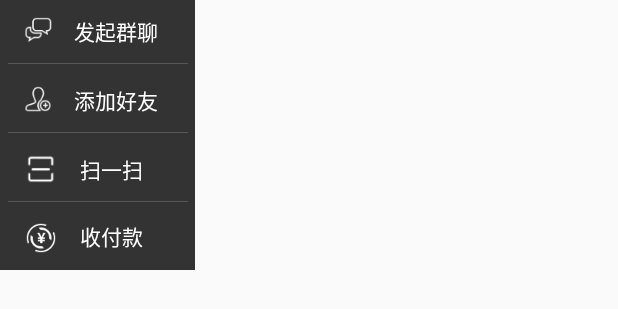
After one commit to Aplombs/Chattings, an Android app: the layout popup_window_layout_add.xml on its own in the app's theme, with its tools: preview values and no code run, on a phone screen of 412 x 824 dp. The commit adds this screen. Shown: the top 309 px of the screen. Run offline under Robolectric (Android 15) with nearby library versions, the phone set to English and light mode, and no system bars.

Commit message:
titleBar的popupWindow初始化

```diff
--- a/Chatting/src/main/java/com/chat/im/ui/MainActivity.java
+++ b/Chatting/src/main/java/com/chat/im/ui/MainActivity.java
@@ -1,11 +1,15 @@
 package com.chat.im.ui;
 
+import android.graphics.drawable.ColorDrawable;
 import android.support.v4.app.Fragment;
 import android.support.v4.app.FragmentPagerAdapter;
 import android.support.v4.view.ViewPager;
 import android.view.KeyEvent;
+import android.view.LayoutInflater;
 import android.view.View;
+import android.view.ViewGroup;
 import android.widget.ImageView;
+import android.widget.PopupWindow;
 import android.widget.TextView;
 
 import com.chat.im.R;
@@ -22,9 +26,10 @@ import java.util.List;
 
 public class MainActivity extends BaseActivity implements View.OnClickListener {
 
+    protected PopupWindow mPopupWindow;
     private ViewPager mViewPager;
     private ImageView mImage_tabMessage, mImage_tabContact, mImage_tabMe;
-    private View mLoading, mTip_me, mTabMessage, mTabContact, mTabMe;
+    private View mLoading, mTip_me, mTabMessage, mTabContact, mTabMe, mPopupView, mPopupWindowLocationView;
     private TextView mText_tabMessage, mText_tabContact, mText_tabMe, mNotRead_tabMessage, mNotRead_tabContact;
 
     @Override
@@ -33,6 +38,9 @@ public class MainActivity extends BaseActivity implements View.OnClickListener {
         mReturnView.setVisibility(View.GONE);
 
         mLoading = findViewById(R.id.title_bar_loading);
+
+        mPopupWindowLocationView = findViewById(R.id.popup_add_location);
+        mPopupView = LayoutInflater.from(this).inflate(R.layout.popup_window_layout_add, null);
 
         mTabMessage = findViewById(R.id.tab_message_main);
         mTabContact = findViewById(R.id.tab_contact_main);
@@ -50,6 +58,7 @@ public class MainActivity extends BaseActivity implements View.OnClickListener {
 
         mViewPager = (ViewPager) findViewById(R.id.viewpager_main);
 
+        mBt_Add.setOnClickListener(this);
         mTabMessage.setOnClickListener(this);
         mTabContact.setOnClickListener(this);
         mTabMe.setOnClickListener(this);
@@ -108,6 +117,9 @@ public class MainActivity extends BaseActivity implements View.OnClickListener {
     @Override
     public void onClick(View v) {
         switch (v.getId()) {
+            case R.id.title_bar_add:
+                showPopupWindow();
+                break;
             case R.id.tab_message_main:
                 selectTab(0);
                 break;
@@ -171,12 +183,33 @@ public class MainActivity extends BaseActivity implements View.OnClickListener {
         }
     }
 
+    private void showPopupWindow() {
+        if (mPopupWindow == null) {
+            mPopupWindow = new PopupWindow(mPopupView, ViewGroup.LayoutParams.WRAP_CONTENT, ViewGroup.LayoutParams.WRAP_CONTENT);
+            mPopupWindow.setFocusable(true);
+            mPopupWindow.setOutsideTouchable(true);
+            //如果不设置BackgroundDrawable的话setOutsideTouchable(true)方法无效,调用setOutsideTouchable(true)就必须调用setFocusable(true)
+            mPopupWindow.setBackgroundDrawable(new ColorDrawable(android.graphics.Color.TRANSPARENT));
+        }
+
+        if (mPopupWindow.isShowing()) {
+            mPopupWindow.dismiss();
+        } else {
+            mPopupWindow.showAsDropDown(mPopupWindowLocationView);
+        }
+    }
+
     @Override
     public boolean onKeyDown(int keyCode, KeyEvent event) {
-        if (keyCode == KeyEvent.KEYCODE_BACK) {
-            moveTaskToBack(false);
+        if (mPopupWindow != null && mPopupWindow.isShowing()) {
+            mPopupWindow.dismiss();
             return true;
+        } else {
+            if (keyCode == KeyEvent.KEYCODE_BACK) {
+                moveTaskToBack(false);
+                return true;
+            }
+            return super.onKeyDown(keyCode, event);
         }
-        return super.onKeyDown(keyCode, event);
     }
 }
--- /dev/null
+++ b/Chatting/src/main/res/drawable/btn_click.xml
@@ -0,0 +1,6 @@
+<?xml version="1.0" encoding="utf-8"?>
+<selector xmlns:android="http://schemas.android.com/apk/res/android">
+
+    <item android:drawable="@drawable/btn_click_press" android:state_pressed="true" />
+
+</selector>
--- /dev/null
+++ b/Chatting/src/main/res/drawable/btn_click_press.xml
@@ -0,0 +1,7 @@
+<?xml version="1.0" encoding="utf-8"?>
+<shape xmlns:android="http://schemas.android.com/apk/res/android"
+    android:shape="rectangle">
+
+    <solid android:color="#33ffffff"/>
+
+</shape>
--- a/Chatting/src/main/res/layout/activity_main.xml
+++ b/Chatting/src/main/res/layout/activity_main.xml
@@ -1,8 +1,7 @@
 <?xml version="1.0" encoding="utf-8"?>
 <RelativeLayout xmlns:android="http://schemas.android.com/apk/res/android"
     android:layout_width="match_parent"
-    android:layout_height="match_parent"
-    android:orientation="vertical">
+    android:layout_height="match_parent">
 
     <include layout="@layout/title_bar" />
 
--- /dev/null
+++ b/Chatting/src/main/res/layout/popup_window_layout_add.xml
@@ -0,0 +1,154 @@
+<?xml version="1.0" encoding="utf-8"?>
+<LinearLayout xmlns:android="http://schemas.android.com/apk/res/android"
+    xmlns:tools="http://schemas.android.com/tools"
+    android:layout_width="wrap_content"
+    android:layout_height="wrap_content"
+    android:background="@color/popup_bg"
+    android:orientation="vertical">
+
+    <!--发起群聊-->
+    <LinearLayout
+        android:layout_width="130dp"
+        android:layout_height="42dp"
+        android:background="@drawable/btn_click"
+        android:gravity="center_vertical"
+        android:orientation="vertical">
+
+        <LinearLayout
+            android:layout_width="wrap_content"
+            android:layout_height="wrap_content"
+            android:orientation="horizontal">
+
+            <ImageView
+                android:layout_width="20dp"
+                android:layout_height="20dp"
+                android:layout_marginStart="15dp"
+                android:src="@drawable/popup_group_chat" />
+
+            <TextView
+                android:layout_width="wrap_content"
+                android:layout_height="wrap_content"
+                android:layout_marginStart="14dp"
+                android:text="发起群聊"
+                android:textColor="@color/white"
+                tools:ignore="HardcodedText" />
+
+        </LinearLayout>
+
+    </LinearLayout>
+
+    <View
+        android:layout_width="120dp"
+        android:layout_height="0.5dp"
+        android:layout_marginStart="5dp"
+        android:background="@color/popupWindowDivide" />
+
+    <!--添加好友-->
+    <LinearLayout
+        android:layout_width="130dp"
+        android:layout_height="42dp"
+        android:layout_marginTop="3dp"
+        android:background="@drawable/btn_click"
+        android:gravity="center_vertical"
+        android:orientation="vertical">
+
+        <LinearLayout
+            android:layout_width="wrap_content"
+            android:layout_height="wrap_content"
+            android:orientation="horizontal">
+
+            <ImageView
+                android:layout_width="20dp"
+                android:layout_height="20dp"
+                android:layout_marginStart="15dp"
+                android:src="@drawable/popup_add_contacts" />
+
+            <TextView
+                android:layout_width="wrap_content"
+                android:layout_height="wrap_content"
+                android:layout_marginStart="14dp"
+                android:text="添加好友"
+                android:textColor="@color/white"
+                tools:ignore="HardcodedText" />
+
+        </LinearLayout>
+
+    </LinearLayout>
+
+    <View
+        android:layout_width="120dp"
+        android:layout_height="0.5dp"
+        android:layout_marginStart="5dp"
+        android:background="@color/popupWindowDivide" />
+
+    <!--扫一扫-->
+    <LinearLayout
+        android:layout_width="130dp"
+        android:layout_height="42dp"
+        android:layout_marginTop="3dp"
+        android:background="@drawable/btn_click"
+        android:gravity="center_vertical"
+        android:orientation="vertical">
+
+        <LinearLayout
+            android:layout_width="wrap_content"
+            android:layout_height="wrap_content"
+            android:orientation="horizontal">
+
+            <ImageView
+                android:layout_width="wrap_content"
+                android:layout_height="match_parent"
+                android:layout_marginStart="15dp"
+                android:src="@drawable/popup_scanner" />
+
+            <TextView
+                android:layout_width="wrap_content"
+                android:layout_height="wrap_content"
+                android:layout_marginStart="14dp"
+                android:text="扫一扫"
+                android:textColor="@color/white"
+                tools:ignore="HardcodedText" />
+
+        </LinearLayout>
+
+    </LinearLayout>
+
+    <View
+        android:layout_width="120dp"
+        android:layout_height="0.5dp"
+        android:layout_marginStart="5dp"
+        android:background="@color/popupWindowDivide" />
+
+    <!--收付款-->
+    <LinearLayout
+        android:layout_width="130dp"
+        android:layout_height="42dp"
+        android:layout_marginTop="3dp"
+        android:background="@drawable/btn_click"
+        android:gravity="center_vertical"
+        android:orientation="vertical">
+
+        <LinearLayout
+            android:layout_width="wrap_content"
+            android:layout_height="wrap_content"
+            android:orientation="horizontal">
+
+            <ImageView
+                android:layout_width="wrap_content"
+                android:layout_height="wrap_content"
+                android:layout_marginStart="15dp"
+                android:src="@drawable/popup_collect_payment" />
+
+            <TextView
+                android:layout_width="wrap_content"
+                android:layout_height="match_parent"
+                android:layout_marginStart="14dp"
+                android:text="收付款"
+                android:textColor="@color/white"
+                tools:ignore="HardcodedText" />
+
+        </LinearLayout>
+
+    </LinearLayout>
+
+</LinearLayout>
--- a/Chatting/src/main/res/layout/title_bar.xml
+++ b/Chatting/src/main/res/layout/title_bar.xml
@@ -52,11 +52,20 @@
 
     <ImageView
         android:id="@+id/title_bar_add"
-        android:layout_width="15dp"
-        android:layout_height="15dp"
+        android:layout_width="20dp"
+        android:layout_height="20dp"
         android:layout_alignParentEnd="true"
         android:layout_centerVertical="true"
-        android:layout_marginEnd="10dp"
+        android:layout_marginEnd="25dp"
         android:src="@drawable/title_bar_add" />
 
+    <!--为了让popupWindow展示此位置-->
+    <View
+        android:id="@+id/popup_add_location"
+        android:layout_width="0dp"
+        android:layout_height="0dp"
+        android:layout_alignParentBottom="true"
+        android:layout_alignParentEnd="true"
+        android:layout_marginEnd="150dp" />
+
 </RelativeLayout>
--- a/Chatting/src/main/res/values/colors.xml
+++ b/Chatting/src/main/res/values/colors.xml
@@ -5,6 +5,7 @@
     <color name="black">#000000</color>
     <color name="colorPrimary">#36CAB6</color>
     <color name="transparent">#00000000</color>
+    <color name="popupWindowDivide">#585757</color>
     <!--浅灰色-->
     <color name="shallow_black">#66333333</color>
     <color name="yellow">#ff7d00</color>
@@ -12,5 +13,6 @@
     <color name="line_bg">#22484848</color>
     <color name="common_bg">#00484848</color>
     <color name="network_state_bg">#FEDCDE</color>
+    <color name="popup_bg">#333333</color>
 
 </resources>
```
Also changed, not shown: Chatting/src/main/res/drawable-xhdpi/popup_add_contacts.png (added), Chatting/src/main/res/drawable-xhdpi/popup_collect_payment.png (added), Chatting/src/main/res/drawable-xhdpi/popup_group_chat.png (added), Chatting/src/main/res/drawable-xhdpi/popup_scanner.png (added), Chatting/src/main/res/drawable-xxhdpi/popup_add_contacts.png (added), Chatting/src/main/res/drawable-xxhdpi/popup_collect_payment.png (added), Chatting/src/main/res/drawable-xxhdpi/popup_group_chat.png (added), Chatting/src/main/res/drawable-xxhdpi/popup_scanner.png (added).
